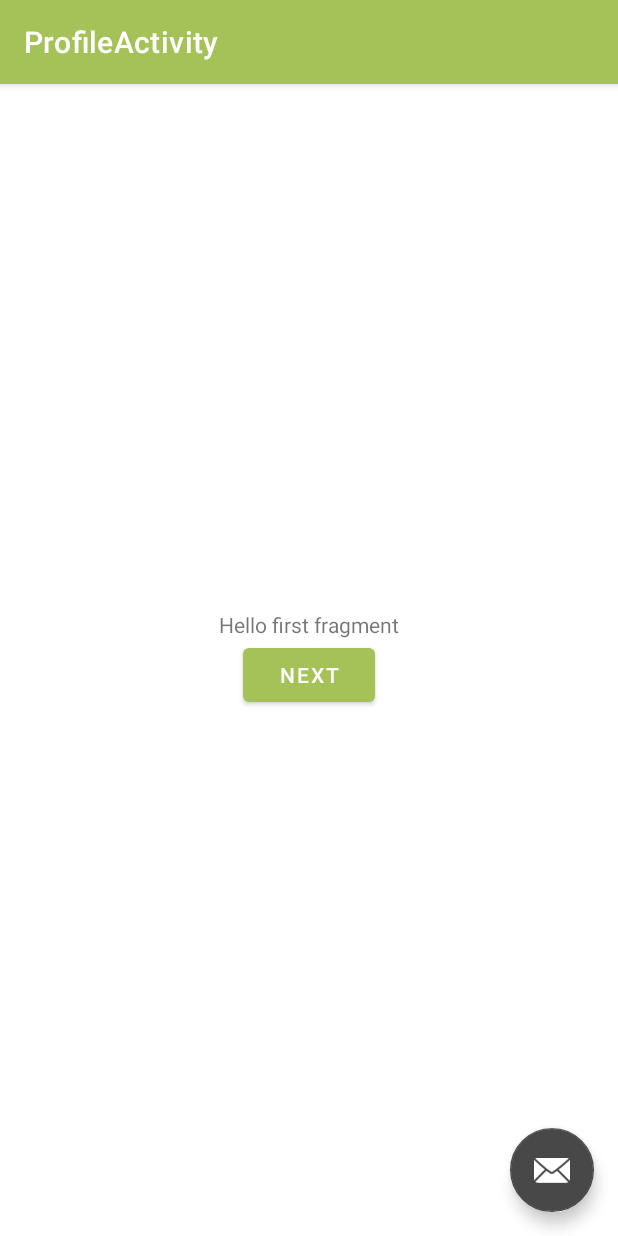
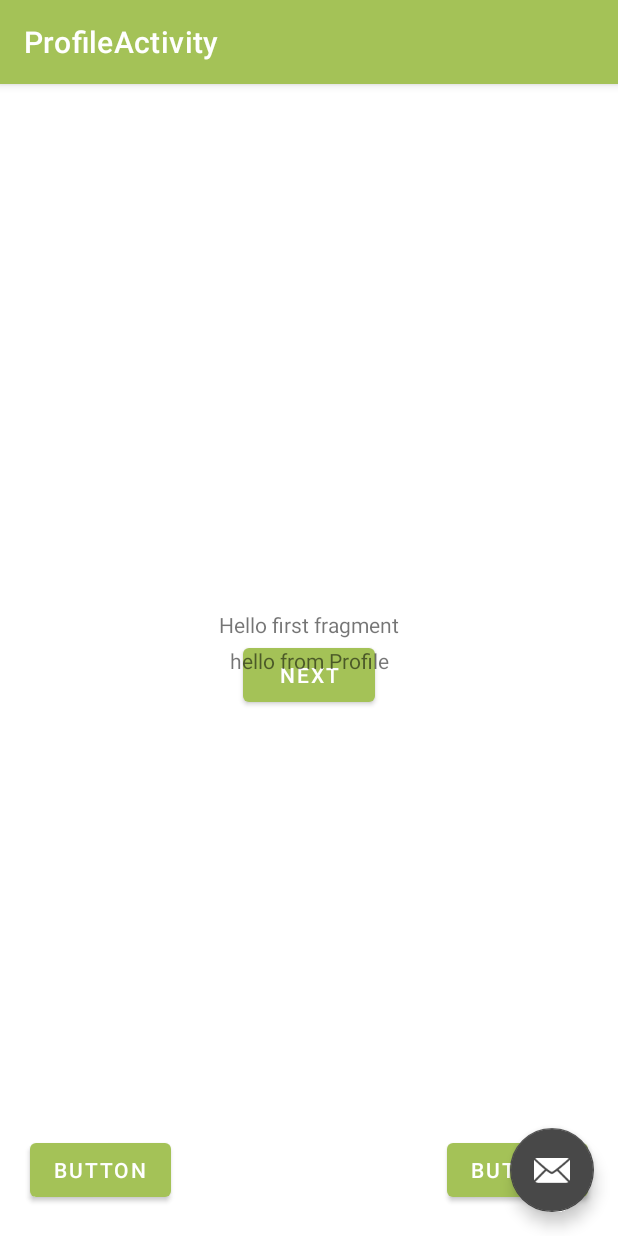
Before and after one commit to Macradon/ITSMAP-AppProject, an Android app: the ProfileActivity screen opened directly, with no data from a screen before it, on a phone screen of 412 x 824 dp. Run offline under Robolectric (Android 15) with nearby library versions, the phone set to English and light mode, and no system bars.

Commit message:
kinda not finished Fragments
missing UI and viewmodels missing Repo

```diff
--- a/PlantSwapApplication/app/src/main/java/com/au564065/plantswap/activities/profile/ProfileActivity.java
+++ b/PlantSwapApplication/app/src/main/java/com/au564065/plantswap/activities/profile/ProfileActivity.java
@@ -21,6 +21,12 @@ public class ProfileActivity extends AppCompatActivity {
         Toolbar toolbar = findViewById(R.id.toolbar);
         setSupportActionBar(toolbar);
 
+        if (savedInstanceState == null){
+            getSupportFragmentManager().beginTransaction()
+                    .replace(R.id.ProfileLayout,new Profile_Window_fragment())
+                    .commitNow();
+        }
+
         FloatingActionButton fab = findViewById(R.id.fab);
         fab.setOnClickListener(view ->
                 Snackbar.make(view, "Replace with your own action", Snackbar.LENGTH_LONG)
--- /dev/null
+++ b/PlantSwapApplication/app/src/main/java/com/au564065/plantswap/activities/profile/Profile_Window_fragment.java
@@ -0,0 +1,51 @@
+package com.au564065.plantswap.activities.profile;
+
+import android.os.Bundle;
+import android.view.LayoutInflater;
+import android.view.View;
+import android.view.ViewGroup;
+import android.widget.Button;
+
+import androidx.fragment.app.Fragment;
+import androidx.fragment.app.FragmentManager;
+
+import com.au564065.plantswap.R;
+import com.au564065.plantswap.viewmodels.ProfileViewModel;
+
+public class Profile_Window_fragment extends Fragment {
+
+    private ProfileViewModel vm;
+    private Button backbtn, editbtn;
+    @Override
+    public View onCreateView(LayoutInflater inflater, ViewGroup container, Bundle savedInstanceState) {
+        // Inflate the layout for this fragment
+
+        View v = inflater.inflate(R.layout.fragment_profile_window, container, false);
+
+        backbtn = v.findViewById(R.id.ProfileWindow_BackButton);
+        editbtn = v.findViewById(R.id.ProfileWindow_EditButton);
+
+        backbtn.setOnClickListener(new View.OnClickListener() {
+            @Override
+            public void onClick(View view) {
+                getActivity().finish(); //skal updateuser til firebase
+            }
+        });
+
+        editbtn.setOnClickListener(new View.OnClickListener() {
+            @Override
+            public void onClick(View view) {
+                changeToEdit();
+            }
+        });
+
+        return v;
+    }
+
+    public void changeToEdit(){
+        FragmentManager m = getActivity().getSupportFragmentManager();
+        m.beginTransaction()
+                .replace(R.id.ProfileLayout, new Profile_Update_fragment())
+                .commit();
+    }
+}
--- a/PlantSwapApplication/app/src/main/res/layout/content_profile.xml
+++ b/PlantSwapApplication/app/src/main/res/layout/content_profile.xml
@@ -15,4 +15,16 @@
         app:layout_constraintEnd_toEndOf="parent"
         app:layout_constraintStart_toStartOf="parent"
         app:layout_constraintTop_toTopOf="parent" />
+
+    <FrameLayout
+        android:id="@+id/ProfileLayout"
+        android:layout_width="0dp"
+        android:layout_height="0dp"
+        app:layout_constraintBottom_toBottomOf="parent"
+        app:layout_constraintEnd_toEndOf="parent"
+        app:layout_constraintStart_toStartOf="parent"
+        app:layout_constraintTop_toTopOf="parent">
+
+    </FrameLayout>
+
 </androidx.constraintlayout.widget.ConstraintLayout>
--- /dev/null
+++ b/PlantSwapApplication/app/src/main/res/layout/fragment_profile_window.xml
@@ -0,0 +1,44 @@
+<?xml version="1.0" encoding="utf-8"?>
+<androidx.constraintlayout.widget.ConstraintLayout xmlns:android="http://schemas.android.com/apk/res/android"
+    xmlns:app="http://schemas.android.com/apk/res-auto"
+    xmlns:tools="http://schemas.android.com/tools"
+    android:id="@+id/frameLayout"
+    android:layout_width="match_parent"
+    android:layout_height="match_parent"
+    tools:context=".activities.profile.Profile_Update_fragment">
+
+    <!-- TODO: Update blank fragment layout -->
+
+    <TextView
+        android:id="@+id/textView"
+        android:layout_width="wrap_content"
+        android:layout_height="wrap_content"
+        android:text="hello from Profile"
+        app:layout_constraintBottom_toBottomOf="parent"
+        app:layout_constraintEnd_toEndOf="parent"
+        app:layout_constraintStart_toStartOf="parent"
+        app:layout_constraintTop_toTopOf="parent" />
+
+    <Button
+        android:id="@+id/ProfileWindow_BackButton"
+        android:layout_width="wrap_content"
+        android:layout_height="wrap_content"
+        android:layout_marginStart="20dp"
+        android:layout_marginLeft="20dp"
+        android:layout_marginBottom="20dp"
+        android:text="Button"
+        app:layout_constraintBottom_toBottomOf="parent"
+        app:layout_constraintStart_toStartOf="parent" />
+
+    <Button
+        android:id="@+id/ProfileWindow_EditButton"
+        android:layout_width="wrap_content"
+        android:layout_height="wrap_content"
+        android:layout_marginEnd="20dp"
+        android:layout_marginRight="20dp"
+        android:layout_marginBottom="20dp"
+        android:text="Button"
+        app:layout_constraintBottom_toBottomOf="parent"
+        app:layout_constraintEnd_toEndOf="parent" />
+
+</androidx.constraintlayout.widget.ConstraintLayout>
```
Also changed, not shown: PlantSwapApplication/app/src/main/java/com/au564065/plantswap/activities/profile/Profile_Update_fragment.java (added, +62 -0 lines), PlantSwapApplication/app/src/main/java/com/au564065/plantswap/viewmodels/PlantViewModel.java (added, +30 -0 lines), PlantSwapApplication/app/src/main/java/com/au564065/plantswap/viewmodels/ProfileViewModel.java (added, +37 -0 lines), PlantSwapApplication/app/src/main/res/layout/fragment_profile_update.xml (added, +44 -0 lines).
